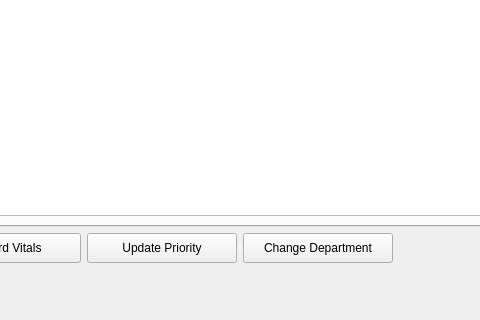
Old version of the form ER_Department_Flow/nurseinterface.ui in the repository CSEN-174-W25/csen-174-emergency-department-flow-optimization; both pictures show x 234 to 714 and y 448 to 768 of the 1024 by 768 pixel window.
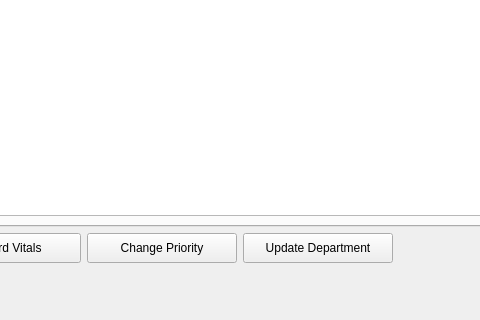
New version of the form.

Commit message: Cancel Button for Patients

Patch:
```diff
--- a/ER_Department_Flow/nurseinterface.ui
+++ b/ER_Department_Flow/nurseinterface.ui
@@ -126,7 +126,7 @@
          </size>
         </property>
         <property name="text">
-         <string>Update Priority</string>
+         <string>Change Priority</string>
         </property>
        </widget>
       </item>
@@ -139,7 +139,7 @@
          </size>
         </property>
         <property name="text">
-         <string>Change Department</string>
+         <string>Update Department</string>
         </property>
        </widget>
       </item>
```
Left out of the diff: 2 changed lines with no effect on the pictures. The commit also changes 7 other files.
